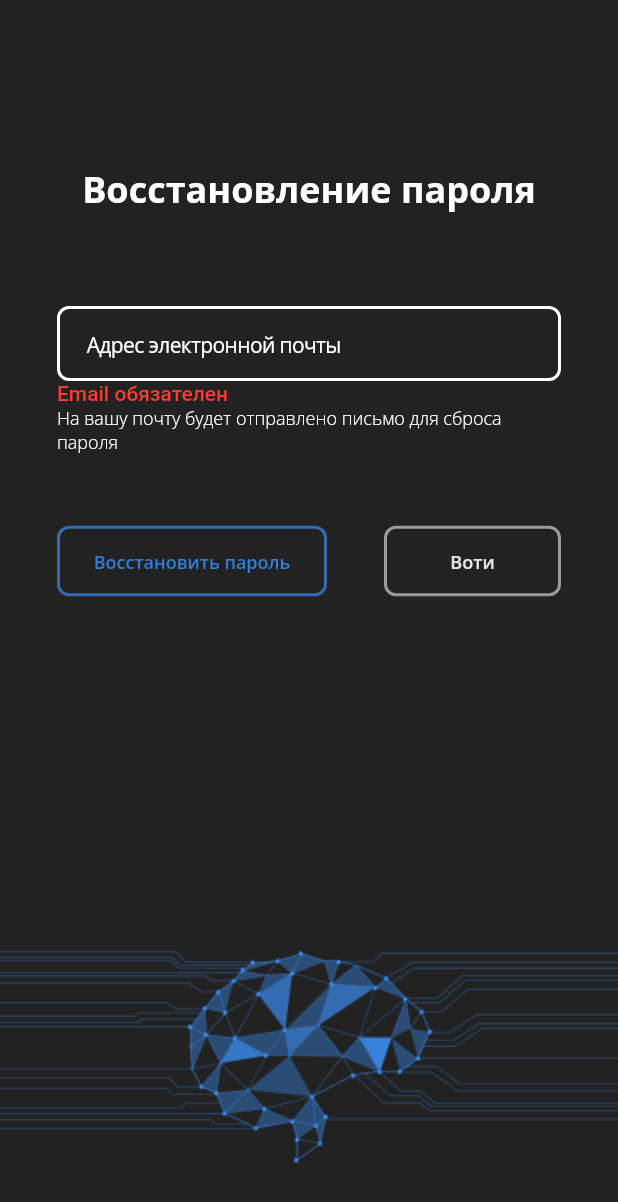
After one commit to IrinaKhandogiy/neural_project, a Flutter app: the ResetPasswordPage screen opened directly, after a tap on "Восстановить пароль", on a phone screen of 412 x 824 dp. The commit adds this screen. Shown: the top 1202 px of the screen. Run offline on Flutter 3.47's test engine with Material 2 defaults, Android fonts, the light colour scheme and no system bars; our stand-ins replace firebase_auth, firebase_core, google_fonts, shared_preferences; accounts and stored records are empty; project files that could hold a hidden picture were left out.

Commit message:
Экран восстановления пароля и главный экран

```diff
--- /dev/null
+++ b/lib/reset_password.dart
@@ -0,0 +1,152 @@
+import 'package:firebase_auth/firebase_auth.dart';
+import 'package:flutter/cupertino.dart';
+import 'package:flutter/material.dart';
+import 'package:google_fonts/google_fonts.dart';
+import 'package:neural_project/main.dart';
+
+class ResetPasswordPage extends StatefulWidget {
+  const ResetPasswordPage({Key? key, required this.title}) : super(key: key);
+  final String title;
+
+  @override
+  State<ResetPasswordPage> createState() => _ResetPasswordState();
+}
+
+class _ResetPasswordState extends State<ResetPasswordPage> {
+  final emailController = TextEditingController();
+  bool isEmailValid = true;
+  String emailError = "";
+
+  @override
+  void dispose() {
+    emailController.dispose();
+    super.dispose();
+  }
+
+  void _navigateToAuthScreen(BuildContext context) {
+    Navigator.of(context).push(MaterialPageRoute(builder: (context) => AuthPage(title: 'Neural App | Auth',)));
+  }
+
+
+  resetPassword() async {
+    isEmailValid = true;
+    if (emailController.text.isEmpty) {
+      isEmailValid = false;
+      emailError = "Email обязателен";
+    }
+    if (!isEmailValid) {
+      setState(() {});
+      return;
+    }
+    try {
+      await FirebaseAuth.instance.sendPasswordResetEmail(email: emailController.text);
+      _navigateToAuthScreen(context);
+    } on FirebaseAuthException catch (e) {
+    print(e);
+    if (e.code == 'user-not-found') {
+    emailError = "Пользователя не существует";
+    isEmailValid = false;
+    } else if (e.code == 'invalid-email') {
+    emailError="Неверный формат email";
+    isEmailValid = false;
+    } else if (e.code == 'network-request-failed') {
+      emailError = "Отсутствует подключение к сети";
+      isEmailValid = false;
+    }
+    setState(() {
+
+    });
+    }
+  }
+
+  @override
+  Widget build(BuildContext context) {
+    return Scaffold(
+      resizeToAvoidBottomInset: false,
+      backgroundColor: const Color(0xFF222222),
+      body: Stack(
+        children: [
+          Positioned(child: Image.asset("assets/background_image.png"), bottom: 42,),
+          Container(
+            width: MediaQuery.of(context).size.width,
+            height: MediaQuery.of(context).size.height,
+            padding: const EdgeInsets.only(left: 38, right: 38, top: 109),
+            child: Column(
+              crossAxisAlignment: CrossAxisAlignment.center,
+              children: [
+                Text("Восстановление пароля",
+                style: GoogleFonts.openSans(fontSize: 24, fontWeight: FontWeight.w700, color: Colors.white)),
+                CupertinoFormRow(
+                  padding: const EdgeInsets.only(top: 62),
+                    child: CupertinoTextField(
+                        textInputAction: TextInputAction.next,
+                        controller: emailController,
+                        padding: const EdgeInsets.only(top: 14, bottom: 13, left: 18),
+                        placeholder: 'Адрес электронной почты',
+                        clearButtonMode: OverlayVisibilityMode.editing,
+                        autocorrect: false,
+                        decoration: const BoxDecoration(
+                            color:  Color(0xFF222222),
+                            border:  Border(
+                              top: BorderSide(width: 2, color: Colors.white),
+                              left: BorderSide(width: 2, color: Colors.white),
+                              right: BorderSide(width: 2, color: Colors.white),
+                              bottom: BorderSide(width: 2, color: Colors.white),
+                            ),
+                            borderRadius: BorderRadius.all(Radius.circular(8))
+                        ),
+                        style: GoogleFonts.openSans(fontSize: 14, fontWeight: FontWeight.w400, color: Colors.white),
+                        placeholderStyle: GoogleFonts.openSans(fontSize: 14, fontWeight: FontWeight.w400, color: Colors.white)
+                    ),
+                    error: Text(isEmailValid? "": emailError),
+                  ),
+                   Text("На вашу почту будет отправлено письмо для сброса пароля",
+                  style: GoogleFonts.openSans(fontSize: 12, fontWeight: FontWeight.w300, color: Colors.white),),
+                Container(
+                  margin: const EdgeInsets.only(top: 48),
+                  width: MediaQuery.of(context).size.width - 38*2,
+                  child: Row(
+                    mainAxisAlignment: MainAxisAlignment.spaceBetween,
+                    children: [
+                      OutlinedButton(
+                        onPressed: () => {resetPassword()},
+                        child:  Text("Восстановить пароль",
+                            style: GoogleFonts.openSans(fontSize: 12, fontWeight: FontWeight.w600, color: const  Color(0xFF307EDE))
+                        ),
+                        style: OutlinedButton.styleFrom(
+                          minimumSize: const Size(180, 47),
+                          side: const BorderSide(
+                              color: Color.fromRGBO(51, 108, 178, 1),
+                              width: 2,
+                              style: BorderStyle.solid
+                          ),
+                          shape: const RoundedRectangleBorder(borderRadius: BorderRadius.all(Radius.circular(8))),
+                        ),
+                      ),
+                      OutlinedButton(
+                        onPressed: () => {_navigateToAuthScreen(context)},
+                        child:  Text("Воти",
+                            style: GoogleFonts.openSans(fontSize: 12, fontWeight: FontWeight.w600, color: const  Color(0xFFE5E5E5))
+                        ),
+                        style: OutlinedButton.styleFrom(
+                          minimumSize: const Size(118, 47),
+                          side: const BorderSide(
+                              color: Color.fromRGBO(229, 229, 229, 0.62),
+                              width: 2,
+                              style: BorderStyle.solid
+                          ),
+                          shape: const RoundedRectangleBorder(borderRadius: BorderRadius.all(Radius.circular(8))),
+                        ),
+                      ),
+                    ],
+                  ),
+                )
+              ],
+            ),
+          )
+        ],
+      ),
+    );
+  }
+
+}
--- a/pubspec.yaml
+++ b/pubspec.yaml
@@ -68,6 +68,7 @@ flutter:
   # To add assets to your application, add an assets section, like this:
   assets:
     - assets/background_image.png
+    - assets/bubbles.png
   #   - images/a_dot_ham.jpeg
 
   # An image asset can refer to one or more resolution-specific "variants", see
```
Also changed, not shown: lib/home.dart (added, +81 -0 lines), lib/main.dart (+32 -15 lines), assets/bubbles.png (added).
